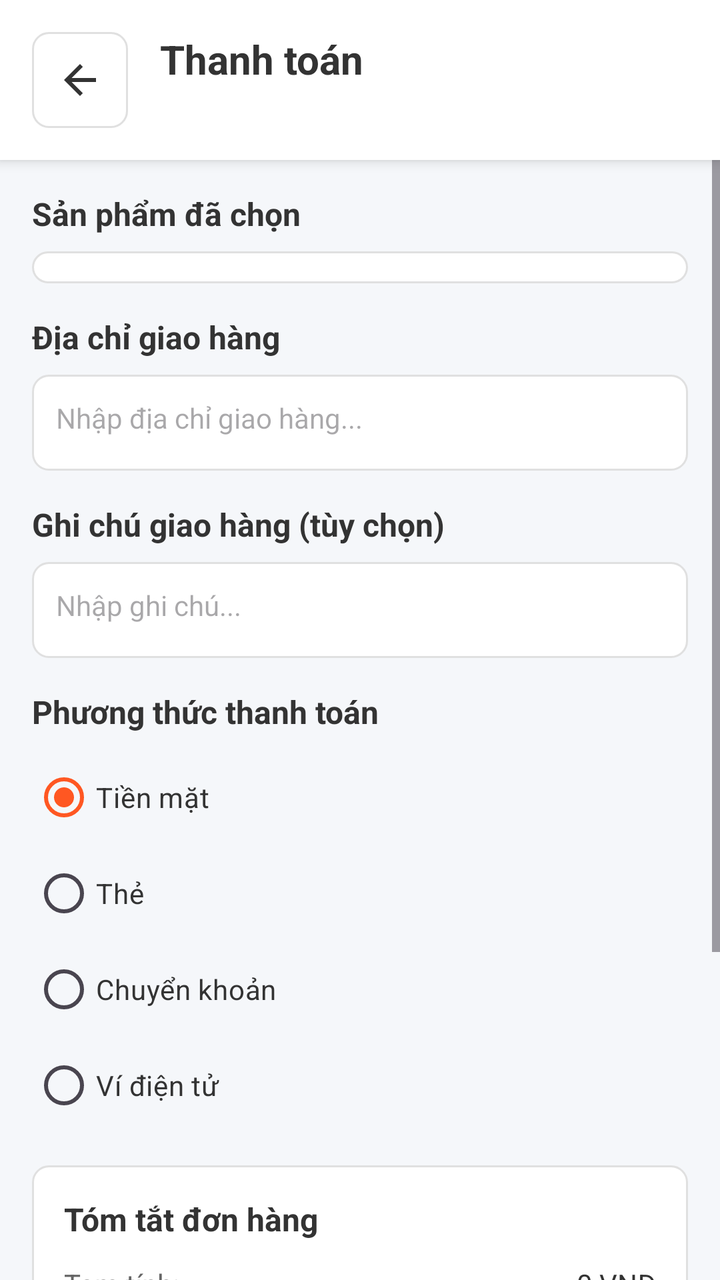
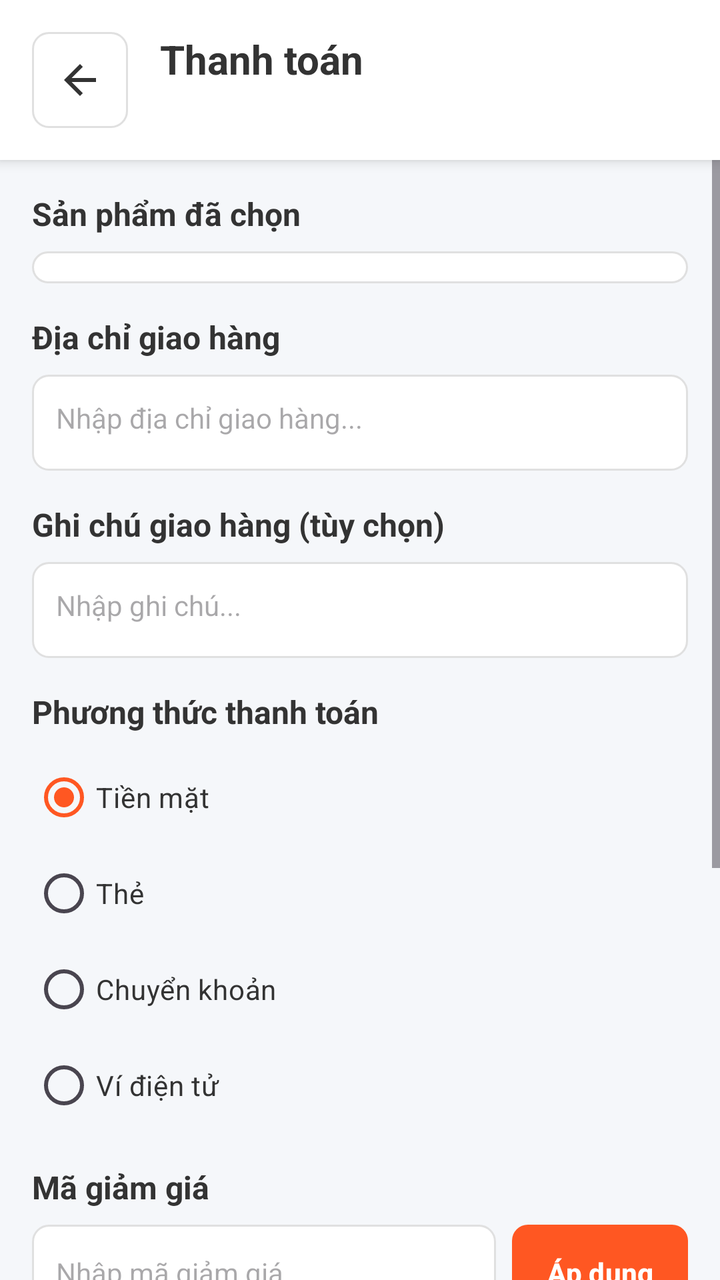

Two renders of the same Android screen: before a commit and after it. Below are the layout's source before the change and the commit's diff.
<!-- AndroidManifest.xml: application theme Theme.Frontend -->
<!-- res/layout/activity_checkout.xml -->
<?xml version="1.0" encoding="utf-8"?>
<LinearLayout xmlns:android="http://schemas.android.com/apk/res/android"
    xmlns:app="http://schemas.android.com/apk/res-auto"
    android:layout_width="match_parent"
    android:layout_height="match_parent"
    android:orientation="vertical">

    
    <LinearLayout
        android:layout_width="match_parent"
        android:layout_height="wrap_content"
        android:orientation="horizontal"
        android:padding="16dp"
        android:background="@color/white"
        android:elevation="4dp">

        <ImageView
            android:id="@+id/imageViewBack"
            android:layout_width="48dp"
            android:layout_height="48dp"
            android:src="@drawable/ic_arrow_back"
            android:background="@drawable/background_card"
            android:padding="12dp"
            android:clickable="true"
            android:focusable="true"
            android:scaleType="centerInside"
            android:tint="@color/text_primary" />

        <TextView
            android:layout_width="0dp"
            android:layout_height="wrap_content"
            android:layout_weight="1"
            android:text="Thanh toán"
            android:textSize="20sp"
            android:textStyle="bold"
            android:textColor="@color/text_primary"
            android:gravity="center_vertical"
            android:layout_marginStart="16dp" />

    </LinearLayout>

    <ScrollView
        android:layout_width="match_parent"
        android:layout_height="0dp"
        android:layout_weight="1"
        android:background="@color/background_light">

        <LinearLayout
            android:layout_width="match_parent"
            android:layout_height="wrap_content"
            android:orientation="vertical"
            android:padding="16dp">

        
        <TextView
            android:layout_width="wrap_content"
            android:layout_height="wrap_content"
            android:text="Sản phẩm đã chọn"
            android:textSize="16sp"
            android:textStyle="bold"
            android:textColor="@color/text_primary"
            android:layout_marginBottom="8dp" />

        <androidx.recyclerview.widget.RecyclerView
            android:id="@+id/recyclerViewCartItems"
            android:layout_width="match_parent"
            android:layout_height="wrap_content"
            android:background="@drawable/background_card"
            android:padding="8dp"
            android:layout_marginBottom="16dp" />

        
        <LinearLayout
            android:layout_width="match_parent"
            android:layout_height="wrap_content"
            android:orientation="vertical"
            android:layout_marginBottom="16dp">

            <TextView
                android:layout_width="wrap_content"
                android:layout_height="wrap_content"
                android:text="Địa chỉ giao hàng"
                android:textSize="16sp"
                android:textStyle="bold"
                android:textColor="@color/text_primary"
                android:layout_marginBottom="8dp" />

            <EditText
                android:id="@+id/textViewDeliveryAddress"
                android:layout_width="match_parent"
                android:layout_height="wrap_content"
                android:hint="Nhập địa chỉ giao hàng..."
                android:textSize="14sp"
                android:textColor="@color/text_primary"
                android:background="@drawable/background_input"
                android:padding="12dp"
                android:minHeight="48dp"
                android:gravity="top"
                android:maxLines="3"
                android:inputType="textMultiLine"
                android:textIsSelectable="true" />

        </LinearLayout>

        
        <LinearLayout
            android:layout_width="match_parent"
            android:layout_height="wrap_content"
            android:orientation="vertical"
            android:layout_marginBottom="16dp">

            <TextView
                android:layout_width="wrap_content"
                android:layout_height="wrap_content"
                android:text="Ghi chú giao hàng (tùy chọn)"
                android:textSize="16sp"
                android:textStyle="bold"
                android:textColor="@color/text_primary"
                android:layout_marginBottom="8dp" />

            <EditText
                android:id="@+id/textViewDeliveryNotes"
                android:layout_width="match_parent"
                android:layout_height="wrap_content"
                android:hint="Nhập ghi chú..."
                android:textSize="14sp"
                android:textColor="@color/text_primary"
                android:background="@drawable/background_input"
                android:padding="12dp"
                android:minHeight="48dp"
                android:gravity="top"
                android:maxLines="2"
                android:inputType="textMultiLine" />

        </LinearLayout>

        
        <LinearLayout
            android:layout_width="match_parent"
            android:layout_height="wrap_content"
            android:orientation="vertical"
            android:layout_marginBottom="16dp">

            <TextView
                android:layout_width="wrap_content"
                android:layout_height="wrap_content"
                android:text="Phương thức thanh toán"
                android:textSize="16sp"
                android:textStyle="bold"
                android:textColor="@color/text_primary"
                android:layout_marginBottom="8dp" />

            <RadioGroup
                android:id="@+id/radioGroupPaymentMethod"
                android:layout_width="match_parent"
                android:layout_height="wrap_content"
                android:orientation="vertical">

                <RadioButton
                    android:id="@+id/radioButtonCash"
                    android:layout_width="match_parent"
                    android:layout_height="wrap_content"
                    android:text="Tiền mặt"
                    android:textSize="14sp"
                    android:textColor="@color/text_primary"
                    android:checked="true" />

                <RadioButton
                    android:id="@+id/radioButtonCard"
                    android:layout_width="match_parent"
                    android:layout_height="wrap_content"
                    android:text="Thẻ"
                    android:textSize="14sp"
                    android:textColor="@color/text_primary" />

                <RadioButton
                    android:id="@+id/radioButtonBankTransfer"
                    android:layout_width="match_parent"
                    android:layout_height="wrap_content"
                    android:text="Chuyển khoản"
                    android:textSize="14sp"
                    android:textColor="@color/text_primary" />

                <RadioButton
                    android:id="@+id/radioButtonEWallet"
                    android:layout_width="match_parent"
                    android:layout_height="wrap_content"
                    android:text="Ví điện tử"
                    android:textSize="14sp"
                    android:textColor="@color/text_primary" />

            </RadioGroup>

        </LinearLayout>

        
        <LinearLayout
            android:layout_width="match_parent"
            android:layout_height="wrap_content"
            android:orientation="vertical"
            android:background="@drawable/background_card"
            android:padding="16dp"
            android:layout_marginBottom="16dp">

            <TextView
                android:layout_width="wrap_content"
                android:layout_height="wrap_content"
                android:text="Tóm tắt đơn hàng"
                android:textSize="16sp"
                android:textStyle="bold"
                android:textColor="@color/text_primary"
                android:layout_marginBottom="12dp" />

            <LinearLayout
                android:layout_width="match_parent"
                android:layout_height="wrap_content"
                android:orientation="horizontal"
                android:layout_marginBottom="8dp">

                <TextView
                    android:layout_width="0dp"
                    android:layout_height="wrap_content"
                    android:layout_weight="1"
                    android:text="Tạm tính:"
                    android:textSize="14sp"
                    android:textColor="@color/text_secondary" />

                <TextView
                    android:id="@+id/textViewSubtotal"
                    android:layout_width="wrap_content"
                    android:layout_height="wrap_content"
                    android:text="0 VNĐ"
                    android:textSize="14sp"
                    android:textColor="@color/text_primary" />

            </LinearLayout>

            <LinearLayout
                android:layout_width="match_parent"
                android:layout_height="wrap_content"
                android:orientation="horizontal"
                android:layout_marginBottom="8dp">

                <TextView
                    android:layout_width="0dp"
                    android:layout_height="wrap_content"
                    android:layout_weight="1"
                    android:text="Phí ship:"
                    android:textSize="14sp"
                    android:textColor="@color/text_secondary" />

                <TextView
                    android:id="@+id/textViewShippingFee"
                    android:layout_width="wrap_content"
                    android:layout_height="wrap_content"
                    android:text="0 VNĐ"
                    android:textSize="14sp"
                    android:textColor="@color/text_primary" />

            </LinearLayout>

            <LinearLayout
                android:layout_width="match_parent"
                android:layout_height="wrap_content"
                android:orientation="horizontal"
                android:layout_marginBottom="8dp">

                <TextView
                    android:layout_width="0dp"
                    android:layout_height="wrap_content"
                    android:layout_weight="1"
                    android:text="Giảm giá:"
                    android:textSize="14sp"
                    android:textColor="@color/text_secondary" />

                <TextView
                    android:id="@+id/textViewDiscount"
                    android:layout_width="wrap_content"
                    android:layout_height="wrap_content"
                    android:text="0 VNĐ"
                    android:textSize="14sp"
                    android:textColor="@color/text_primary" />

            </LinearLayout>

            <View
                android:layout_width="match_parent"
                android:layout_height="1dp"
                android:background="@color/divider"
                android:layout_marginVertical="8dp" />

            <LinearLayout
                android:layout_width="match_parent"
                android:layout_height="wrap_content"
                android:orientation="horizontal">

                <TextView
                    android:layout_width="0dp"
                    android:layout_height="wrap_content"
                    android:layout_weight="1"
                    android:text="Tổng cộng:"
                    android:textSize="16sp"
                    android:textStyle="bold"
                    android:textColor="@color/text_primary" />

                <TextView
                    android:id="@+id/textViewTotal"
                    android:layout_width="wrap_content"
                    android:layout_height="wrap_content"
                    android:text="0 VNĐ"
                    android:textSize="16sp"
                    android:textStyle="bold"
                    android:textColor="@color/primary" />

            </LinearLayout>

        </LinearLayout>

        
        <Button
            android:id="@+id/buttonPlaceOrder"
            android:layout_width="match_parent"
            android:layout_height="56dp"
            android:text="Đặt hàng"
            android:textSize="16sp"
            android:textStyle="bold"
            android:textColor="@android:color/white"
            android:background="@drawable/button_primary"
            android:layout_marginBottom="16dp" />

        
        <ProgressBar
            android:id="@+id/progressBar"
            android:layout_width="wrap_content"
            android:layout_height="wrap_content"
            android:layout_gravity="center"
            android:visibility="gone" />

        </LinearLayout>

    </ScrollView>

</LinearLayout>
<!-- resources referenced by this layout -->
<resources>
  <color name="background_light">#F5F7FA</color>
  <color name="divider">#E0E0E0</color>
  <color name="primary">#667eea</color>
  <color name="text_primary">#333333</color>
  <color name="text_secondary">#666666</color>
  <color name="white">#FFFFFFFF</color>
  <!-- drawable background_card (drawable) -->
  <?xml version="1.0" encoding="utf-8"?>
  <shape xmlns:android="http://schemas.android.com/apk/res/android">
      <solid android:color="@color/white" />
      <corners android:radius="8dp" />
      <stroke
          android:width="1dp"
          android:color="@color/divider" />
  </shape>
  <!-- drawable background_input (drawable) -->
  <?xml version="1.0" encoding="utf-8"?>
  <shape xmlns:android="http://schemas.android.com/apk/res/android"
      android:shape="rectangle">
      <solid android:color="@color/white" />
      <stroke android:width="1dp" android:color="@color/divider" />
      <corners android:radius="8dp" />
  </shape>
  <!-- drawable button_primary (drawable) -->
  <?xml version="1.0" encoding="utf-8"?>
  <shape xmlns:android="http://schemas.android.com/apk/res/android"
      android:shape="rectangle">
      <solid android:color="@color/primary" />
      <corners android:radius="8dp" />
  </shape>
  <!-- drawable ic_arrow_back (drawable) -->
  <vector xmlns:android="http://schemas.android.com/apk/res/android"
      android:width="24dp"
      android:height="24dp"
      android:viewportWidth="24"
      android:viewportHeight="24"
      android:tint="?attr/colorOnPrimary">
      <path
          android:fillColor="@android:color/white"
          android:pathData="M20,11H7.83l5.59,-5.59L12,4l-8,8 8,8 1.41,-1.41L7.83,13H20v-2z"/>
  </vector>
  <style name="Theme.Frontend" parent="Theme.Material3.Light.NoActionBar">
          <item name="colorPrimary">@color/orange_deep</item>
          <item name="colorSecondary">@color/orange_light</item>
          <item name="colorSurface">@color/gray_background</item>
          <item name="colorOnSurface">@color/black</item> <item name="android:statusBarColor">@android:color/transparent</item>
          <item name="android:navigationBarColor">@color/gray_background</item>
          <item name="android:windowLightStatusBar" tools:targetApi="m">true</item> <item name="android:windowBackground">@color/gray_background</item>
      </style>
  <color name="orange_deep">#FF5722</color>
  <color name="orange_light">#FFC107</color>
  <color name="gray_background">#F5F7FA</color>
  <color name="black">#FF000000</color>
</resources>

<!-- the commit's change to res/layout/activity_checkout.xml (unified diff, before → after) -->
@@ -198,6 +198,98 @@
             android:layout_width="match_parent"
             android:layout_height="wrap_content"
             android:orientation="vertical"
+            android:layout_marginBottom="16dp">
+
+            <TextView
+                android:layout_width="wrap_content"
+                android:layout_height="wrap_content"
+                android:text="Mã giảm giá"
+                android:textSize="16sp"
+                android:textStyle="bold"
+                android:textColor="@color/text_primary"
+                android:layout_marginBottom="8dp" />
+
+            <LinearLayout
+                android:layout_width="match_parent"
+                android:layout_height="wrap_content"
+                android:orientation="horizontal"
+                android:gravity="center_vertical">
+
+                <EditText
+                    android:id="@+id/editTextCouponCode"
+                    android:layout_width="0dp"
+                    android:layout_height="wrap_content"
+                    android:layout_weight="1"
+                    android:hint="Nhập mã giảm giá..."
+                    android:textSize="14sp"
+                    android:textColor="@color/text_primary"
+                    android:background="@drawable/background_input"
+                    android:padding="12dp"
+                    android:minHeight="48dp"
+                    android:layout_marginEnd="8dp"
+                    android:inputType="textCapCharacters" />
+
+                <Button
+                    android:id="@+id/buttonApplyCoupon"
+                    android:layout_width="wrap_content"
+                    android:layout_height="48dp"
+                    android:text="Áp dụng"
+                    android:textSize="14sp"
+                    android:textStyle="bold"
+                    android:textColor="@android:color/white"
+                    android:background="@drawable/button_secondary"
+                    android:paddingHorizontal="16dp" />
+
+            </LinearLayout>
+
+            
+            <LinearLayout
+                android:id="@+id/layoutAppliedCoupon"
+                android:layout_width="match_parent"
+                android:layout_height="wrap_content"
+                android:orientation="horizontal"
+                android:background="@drawable/coupon_applied_background"
+                android:padding="12dp"
+                android:layout_marginTop="8dp"
+                android:visibility="gone">
+
+                <TextView
+                    android:layout_width="0dp"
+                    android:layout_height="wrap_content"
+                    android:layout_weight="1"
+                    android:text="Mã giảm giá đã áp dụng"
+                    android:textSize="14sp"
+                    android:textColor="@color/success_color"
+                    android:textStyle="bold" />
+
+                <TextView
+                    android:id="@+id/textViewCouponDiscount"
+                    android:layout_width="wrap_content"
+                    android:layout_height="wrap_content"
+                    android:text="-0 VNĐ"
+                    android:textSize="14sp"
+                    android:textColor="@color/success_color"
+                    android:textStyle="bold" />
+
+                <ImageView
+                    android:id="@+id/imageViewRemoveCoupon"
+                    android:layout_width="20dp"
+                    android:layout_height="20dp"
+                    android:layout_marginStart="8dp"
+                    android:src="@drawable/ic_close"
+                    android:background="?attr/selectableItemBackgroundBorderless"
+                    android:padding="2dp"
+                    android:tint="@color/text_secondary" />
+
+            </LinearLayout>
+
+        </LinearLayout>
+
+        
+        <LinearLayout
+            android:layout_width="match_parent"
+            android:layout_height="wrap_content"
+            android:orientation="vertical"
             android:background="@drawable/background_card"
             android:padding="16dp"
             android:layout_marginBottom="16dp">
<!-- resource entries referenced after the edit -->
@@ -3,6 +3,7 @@
   <color name="background_light">#F5F7FA</color>
   <color name="divider">#E0E0E0</color>
   <color name="primary">#667eea</color>
+  <color name="success_color">#4CAF50</color>
   <color name="text_primary">#333333</color>
   <color name="text_secondary">#666666</color>
   <color name="white">#FFFFFFFF</color>
@@ -30,6 +31,34 @@
       <solid android:color="@color/primary" />
       <corners android:radius="8dp" />
   </shape>
+  <!-- drawable button_secondary (drawable) -->
+  <?xml version="1.0" encoding="utf-8"?>
+  <shape xmlns:android="http://schemas.android.com/apk/res/android"
+      android:shape="rectangle">
+      
+      <solid android:color="#6C757D" />
+      
+      <corners android:radius="8dp" />
+      
+      <stroke
+          android:width="0dp"
+          android:color="@android:color/transparent" />
+      
+  </shape>
+  <!-- drawable coupon_applied_background (drawable) -->
+  <?xml version="1.0" encoding="utf-8"?>
+  <shape xmlns:android="http://schemas.android.com/apk/res/android"
+      android:shape="rectangle">
+      
+      <solid android:color="#E8F5E8" />
+      
+      <stroke
+          android:width="1dp"
+          android:color="#4CAF50" />
+      
+      <corners android:radius="8dp" />
+      
+  </shape>
   <!-- drawable ic_arrow_back (drawable) -->
   <vector xmlns:android="http://schemas.android.com/apk/res/android"
       android:width="24dp"
@@ -40,6 +69,17 @@
       <path
           android:fillColor="@android:color/white"
           android:pathData="M20,11H7.83l5.59,-5.59L12,4l-8,8 8,8 1.41,-1.41L7.83,13H20v-2z"/>
+  </vector>
+  <!-- drawable ic_close (drawable) -->
+  <vector xmlns:android="http://schemas.android.com/apk/res/android"
+      android:width="24dp"
+      android:height="24dp"
+      android:viewportWidth="24"
+      android:viewportHeight="24"
+      android:tint="?attr/colorOnSurface">
+    <path
+        android:fillColor="@android:color/white"
+        android:pathData="M19,6.41L17.59,5 12,10.59 6.41,5 5,6.41 10.59,12 5,17.59 6.41,19 12,13.41 17.59,19 19,17.59 13.41,12z"/>
   </vector>
   <style name="Theme.Frontend" parent="Theme.Material3.Light.NoActionBar">
           <item name="colorPrimary">@color/orange_deep</item>
